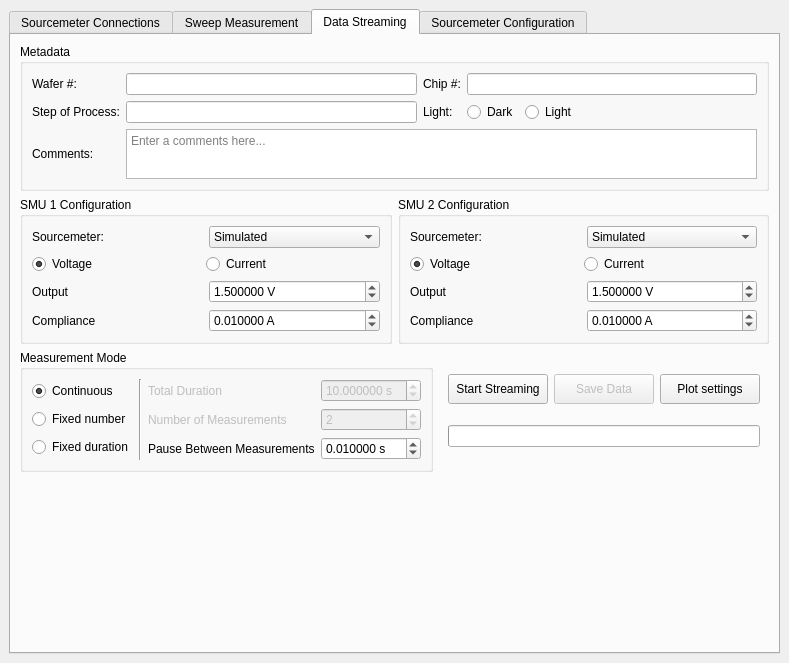
Before: the Qt Designer form main_window.ui in GavinSadler/asg-iv-getter, drawn with Qt 5.
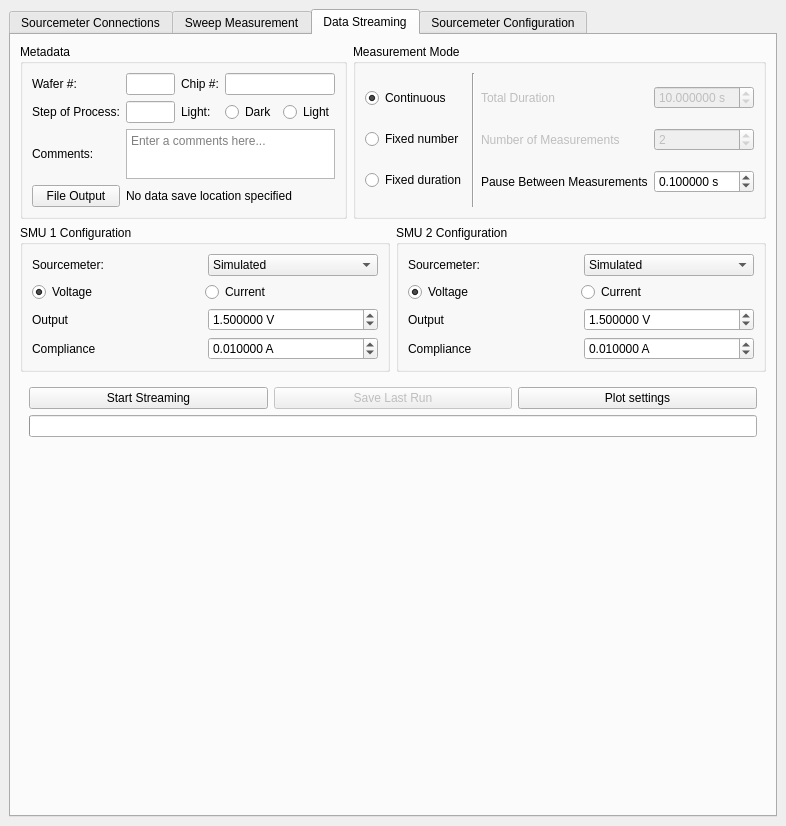
After: the same form once the commit is applied. The open tabs and pages were chosen to show the change. Icons and pictures are not drawn.

Commit message: Minimum viable product

Diff of the .ui file:
```diff
--- a/main_window.ui
+++ b/main_window.ui
@@ -6,8 +6,8 @@
    <rect>
     <x>0</x>
     <y>0</y>
-    <width>768</width>
-    <height>663</height>
+    <width>786</width>
+    <height>826</height>
    </rect>
   </property>
   <property name="windowTitle">
@@ -141,45 +141,6 @@
                    </property>
                   </widget>
                  </item>
-                 <item row="0" column="2">
-                  <widget class="QLabel" name="label_34">
-                   <property name="sizePolicy">
-                    <sizepolicy hsizetype="Preferred" vsizetype="Fixed">
-                     <horstretch>0</horstretch>
-                     <verstretch>0</verstretch>
-                    </sizepolicy>
-                   </property>
-                   <property name="text">
-                    <string>Chip #:</string>
-                   </property>
-                  </widget>
-                 </item>
-                 <item row="0" column="0">
-                  <widget class="QLabel" name="label_35">
-                   <property name="sizePolicy">
-                    <sizepolicy hsizetype="Preferred" vsizetype="Fixed">
-                     <horstretch>0</horstretch>
-                     <verstretch>0</verstretch>
-                    </sizepolicy>
-                   </property>
-                   <property name="text">
-                    <string>Wafer #:</string>
-                   </property>
-                  </widget>
-                 </item>
-                 <item row="2" column="1">
-                  <widget class="QLineEdit" name="sm_step_of_process"/>
-                 </item>
-                 <item row="0" column="1">
-                  <widget class="QLineEdit" name="sm_wafer_num"/>
-                 </item>
-                 <item row="4" column="0">
-                  <widget class="QLabel" name="label_36">
-                   <property name="text">
-                    <string>Comments:</string>
-                   </property>
-                  </widget>
-                 </item>
                  <item row="0" column="3">
                   <widget class="QLineEdit" name="sm_chip_num"/>
                  </item>
@@ -190,6 +151,22 @@
                    </property>
                   </widget>
                  </item>
+                 <item row="2" column="1">
+                  <widget class="QLineEdit" name="sm_step_of_process"/>
+                 </item>
+                 <item row="0" column="0">
+                  <widget class="QLabel" name="label_35">
+                   <property name="sizePolicy">
+                    <sizepolicy hsizetype="Preferred" vsizetype="Fixed">
+                     <horstretch>0</horstretch>
+                     <verstretch>0</verstretch>
+                    </sizepolicy>
+                   </property>
+                   <property name="text">
+                    <string>Wafer #:</string>
+                   </property>
+                  </widget>
+                 </item>
                  <item row="2" column="3">
                   <widget class="QWidget" name="widget_9" native="true">
                    <layout class="QHBoxLayout" name="horizontalLayout_28">
@@ -213,7 +190,7 @@
                      </widget>
                     </item>
                     <item>
-                     <widget class="QRadioButton" name="dm_light">
+                     <widget class="QRadioButton" name="sm_light">
                       <property name="text">
                        <string>Light</string>
                       </property>
@@ -235,6 +212,22 @@
                    </layout>
                   </widget>
                  </item>
+                 <item row="0" column="1">
+                  <widget class="QLineEdit" name="sm_wafer_num"/>
+                 </item>
+                 <item row="0" column="2">
+                  <widget class="QLabel" name="label_34">
+                   <property name="sizePolicy">
+                    <sizepolicy hsizetype="Preferred" vsizetype="Fixed">
+                     <horstretch>0</horstretch>
+                     <verstretch>0</verstretch>
+                    </sizepolicy>
+                   </property>
+                   <property name="text">
+                    <string>Chip #:</string>
+                   </property>
+                  </widget>
+                 </item>
                  <item row="4" column="1" colspan="3">
                   <widget class="QTextEdit" name="sm_comments">
                    <property name="sizePolicy">
@@ -246,7 +239,7 @@
                    <property name="maximumSize">
                     <size>
                      <width>16777215</width>
-                     <height>75</height>
+                     <height>50</height>
                     </size>
                    </property>
                    <property name="autoFillBackground">
@@ -257,6 +250,27 @@
                    </property>
                   </widget>
                  </item>
+                 <item row="4" column="0">
+                  <widget class="QLabel" name="label_36">
+                   <property name="text">
+                    <string>Comments:</string>
+                   </property>
+                  </widget>
+                 </item>
+                 <item row="5" column="0">
+                  <widget class="QPushButton" name="sm_data_path_button">
+                   <property name="text">
+                    <string>File Output</string>
+                   </property>
+                  </widget>
+                 </item>
+                 <item row="5" column="1" colspan="3">
+                  <widget class="QLabel" name="sm_data_path">
+                   <property name="text">
+                    <string>No data save location specified</string>
+                   </property>
+                  </widget>
+                 </item>
                 </layout>
                </item>
               </layout>
@@ -327,7 +341,7 @@
                     <enum>QAbstractSpinBox::StepType::AdaptiveDecimalStepType</enum>
                    </property>
                    <property name="value">
-                    <double>0.010000000000000</double>
+                    <double>0.100000000000000</double>
                    </property>
                   </widget>
                  </item>
@@ -393,7 +407,7 @@
                     <enum>QAbstractSpinBox::StepType::AdaptiveDecimalStepType</enum>
                    </property>
                    <property name="value">
-                    <double>0.010000000000000</double>
+                    <double>0.100000000000000</double>
                    </property>
                   </widget>
                  </item>
@@ -965,7 +979,7 @@
                  </size>
                 </property>
                 <property name="text">
-                 <string>Save Data</string>
+                 <string>Save Last Run</string>
                 </property>
                </widget>
               </item>
@@ -1027,6 +1041,8 @@
        </attribute>
        <layout class="QVBoxLayout" name="verticalLayout_16">
         <item>
+         <layout class="QHBoxLayout" name="horizontalLayout_2">
+          <item>
          <widget class="QGroupBox" name="ds_metadata">
           <property name="sizePolicy">
            <sizepolicy hsizetype="Preferred" vsizetype="Fixed">
@@ -1040,6 +1056,9 @@
           <layout class="QVBoxLayout" name="verticalLayout_15">
            <item>
             <layout class="QGridLayout" name="gridLayout_4">
+               <item row="0" column="3">
+                <widget class="QLineEdit" name="ds_chip_num"/>
+               </item>
              <item row="2" column="0">
               <widget class="QLabel" name="label_23">
                <property name="sizePolicy">
@@ -1053,19 +1072,6 @@
                </property>
               </widget>
              </item>
-             <item row="0" column="2">
-              <widget class="QLabel" name="label_24">
-               <property name="sizePolicy">
-                <sizepolicy hsizetype="Preferred" vsizetype="Fixed">
-                 <horstretch>0</horstretch>
-                 <verstretch>0</verstretch>
-                </sizepolicy>
-               </property>
-               <property name="text">
-                <string>Chip #:</string>
-               </property>
-              </widget>
-             </item>
              <item row="0" column="0">
               <widget class="QLabel" name="label_38">
                <property name="sizePolicy">
@@ -1079,12 +1085,6 @@
                </property>
               </widget>
              </item>
-             <item row="2" column="1">
-              <widget class="QLineEdit" name="ds_step_of_process"/>
-             </item>
-             <item row="0" column="1">
-              <widget class="QLineEdit" name="ds_wafer_num"/>
-             </item>
              <item row="4" column="0">
               <widget class="QLabel" name="label_39">
                <property name="text">
@@ -1092,9 +1092,6 @@
                </property>
               </widget>
              </item>
-             <item row="0" column="3">
-              <widget class="QLineEdit" name="ds_chip_num"/>
-             </item>
              <item row="2" column="2">
               <widget class="QLabel" name="label_40">
                <property name="text">
@@ -1147,6 +1144,19 @@
                </layout>
               </widget>
              </item>
+               <item row="0" column="2">
+                <widget class="QLabel" name="label_24">
+                 <property name="sizePolicy">
+                  <sizepolicy hsizetype="Preferred" vsizetype="Fixed">
+                   <horstretch>0</horstretch>
+                   <verstretch>0</verstretch>
+                  </sizepolicy>
+                 </property>
+                 <property name="text">
+                  <string>Chip #:</string>
+                 </property>
+                </widget>
+               </item>
              <item row="4" column="1" colspan="3">
               <widget class="QTextEdit" name="ds_comments">
                <property name="minimumSize">
@@ -1169,10 +1179,188 @@
                </property>
               </widget>
              </item>
+               <item row="2" column="1">
+                <widget class="QLineEdit" name="ds_step_of_process"/>
+               </item>
+               <item row="0" column="1">
+                <widget class="QLineEdit" name="ds_wafer_num"/>
+               </item>
+               <item row="5" column="0">
+                <widget class="QPushButton" name="ds_data_path_button">
+                 <property name="text">
+                  <string>File Output</string>
+                 </property>
+                </widget>
+               </item>
+               <item row="5" column="1" colspan="3">
+                <widget class="QLabel" name="ds_data_path">
+                 <property name="text">
+                  <string>No data save location specified</string>
+                 </property>
+                </widget>
+               </item>
             </layout>
            </item>
           </layout>
          </widget>
+          </item>
+          <item>
+           <widget class="QGroupBox" name="ds_measurement_config">
+            <property name="title">
+             <string>Measurement Mode</string>
+            </property>
+            <layout class="QHBoxLayout" name="horizontalLayout_29">
+             <item>
+              <layout class="QVBoxLayout" name="verticalLayout_12">
+               <item>
+                <widget class="QRadioButton" name="ds_continuous">
+                 <property name="text">
+                  <string>Continuous</string>
+                 </property>
+                 <property name="checked">
+                  <bool>true</bool>
+                 </property>
+                </widget>
+               </item>
+               <item>
+                <widget class="QRadioButton" name="ds_fixed_num">
+                 <property name="text">
+                  <string>Fixed number</string>
+                 </property>
+                 <property name="checked">
+                  <bool>false</bool>
+                 </property>
+                </widget>
+               </item>
+               <item>
+                <widget class="QRadioButton" name="ds_fixed_duration">
+                 <property name="text">
+                  <string>Fixed duration</string>
+                 </property>
+                </widget>
+               </item>
+              </layout>
+             </item>
+             <item>
+              <widget class="Line" name="line_4">
+               <property name="orientation">
+                <enum>Qt::Orientation::Vertical</enum>
+               </property>
+              </widget>
+             </item>
+             <item>
+              <layout class="QGridLayout" name="gridLayout_7">
+               <item row="2" column="1">
+                <widget class="QDoubleSpinBox" name="ds_measurement_pause">
+                 <property name="minimumSize">
+                  <size>
+                   <width>100</width>
+                   <height>0</height>
+                  </size>
+                 </property>
+                 <property name="suffix">
+                  <string> s</string>
+                 </property>
+                 <property name="decimals">
+                  <number>6</number>
+                 </property>
+                 <property name="maximum">
+                  <double>9999.000000000000000</double>
+                 </property>
+                 <property name="singleStep">
+                  <double>0.000001000000000</double>
+                 </property>
+                 <property name="stepType">
+                  <enum>QAbstractSpinBox::StepType::AdaptiveDecimalStepType</enum>
+                 </property>
+                 <property name="value">
+                  <double>0.100000000000000</double>
+                 </property>
+                </widget>
+               </item>
+               <item row="0" column="0">
+                <widget class="QLabel" name="ds_duration_label">
+                 <property name="enabled">
+                  <bool>false</bool>
+                 </property>
+                 <property name="text">
+                  <string>Total Duration</string>
+                 </property>
+                </widget>
+               </item>
+               <item row="0" column="1">
+                <widget class="QDoubleSpinBox" name="ds_duration">
+                 <property name="enabled">
+                  <bool>false</bool>
+                 </property>
+                 <property name="minimumSize">
+                  <size>
+                   <width>100</width>
+                   <height>0</height>
+                  </size>
+                 </property>
+                 <property name="suffix">
+                  <string> s</string>
+                 </property>
+                 <property name="decimals">
+                  <number>6</number>
+                 </property>
+                 <property name="maximum">
+                  <double>9999.000000000000000</double>
+                 </property>
+                 <property name="singleStep">
+                  <double>0.000001000000000</double>
+                 </property>
+                 <property name="stepType">
+                  <enum>QAbstractSpinBox::StepType::AdaptiveDecimalStepType</enum>
+                 </property>
+                 <property name="value">
+                  <double>10.000000000000000</double>
+                 </property>
+                </widget>
+               </item>
+               <item row="2" column="0">
+                <widget class="QLabel" name="label_21">
+                 <property name="text">
+                  <string>Pause Between Measurements</string>
+                 </property>
+                </widget>
+               </item>
+               <item row="1" column="1">
+                <widget class="QSpinBox" name="ds_num_measurements">
+                 <property name="enabled">
+                  <bool>false</bool>
+                 </property>
+                 <property name="minimumSize">
+                  <size>
+                   <width>100</width>
+                   <height>0</height>
+                  </size>
+                 </property>
+                 <property name="minimum">
+                  <number>1</number>
+                 </property>
+                 <property name="value">
+                  <number>2</number>
+                 </property>
+                </widget>
+               </item>
+               <item row="1" column="0">
+                <widget class="QLabel" name="ds_num_measurements_label">
+                 <property name="enabled">
+                  <bool>false</bool>
+                 </property>
+                 <property name="text">
+                  <string>Number of Measurements</string>
+                 </property>
+                </widget>
+               </item>
+              </layout>
+             </item>
+            </layout>
+           </widget>
+          </item>
+         </layout>
         </item>
         <item>
          <layout class="QHBoxLayout" name="horizontalLayout_22">
@@ -1517,215 +1705,33 @@
          </layout>
         </item>
         <item>
-         <layout class="QHBoxLayout" name="horizontalLayout_17">
-          <item>
-           <widget class="QGroupBox" name="ds_measurement_config">
-            <property name="sizePolicy">
-             <sizepolicy hsizetype="Preferred" vsizetype="Fixed">
-              <horstretch>0</horstretch>
-              <verstretch>0</verstretch>
-             </sizepolicy>
-            </property>
-            <property name="title">
-             <string>Measurement Mode</string>
-            </property>
-            <layout class="QHBoxLayout" name="horizontalLayout_29">
-             <item>
-              <layout class="QVBoxLayout" name="verticalLayout_12">
-               <item>
-                <widget class="QRadioButton" name="ds_continuous">
-                 <property name="text">
-                  <string>Continuous</string>
-                 </property>
-                 <property name="checked">
-                  <bool>true</bool>
-                 </property>
-                </widget>
-               </item>
-               <item>
-                <widget class="QRadioButton" name="ds_fixed_num">
-                 <property name="text">
-                  <string>Fixed number</string>
-                 </property>
-                 <property name="checked">
-                  <bool>false</bool>
-                 </property>
-                </widget>
-               </item>
-               <item>
-                <widget class="QRadioButton" name="ds_fixed_duration">
-                 <property name="text">
-                  <string>Fixed duration</string>
-                 </property>
-                </widget>
-               </item>
-              </layout>
-             </item>
-             <item>
-              <widget class="Line" name="line_4">
-               <property name="orientation">
-                <enum>Qt::Orientation::Vertical</enum>
-               </property>
-              </widget>
-             </item>
-             <item>
-              <layout class="QGridLayout" name="gridLayout_7">
-               <item row="1" column="0">
-                <widget class="QLabel" name="ds_num_measurements_label">
-                 <property name="enabled">
-                  <bool>false</bool>
-                 </property>
-                 <property name="text">
-                  <string>Number of Measurements</string>
-                 </property>
-                </widget>
-               </item>
-               <item row="1" column="1">
-                <widget class="QSpinBox" name="ds_num_measurements">
-                 <property name="enabled">
-                  <bool>false</bool>
-                 </property>
-                 <property name="minimumSize">
-                  <size>
-                   <width>100</width>
-                   <height>0</height>
-                  </size>
-                 </property>
-                 <property name="minimum">
-                  <number>1</number>
-                 </property>
-                 <property name="value">
-                  <number>2</number>
-                 </property>
-                </widget>
-               </item>
-               <item row="2" column="1">
-                <widget class="QDoubleSpinBox" name="ds_measurement_pause">
-                 <property name="minimumSize">
-                  <size>
-                   <width>100</width>
-                   <height>0</height>
-                  </size>
-                 </property>
-                 <property name="suffix">
-                  <string> s</string>
-                 </property>
-                 <property name="decimals">
-                  <number>6</number>
-                 </property>
-                 <property name="maximum">
-                  <double>9999.000000000000000</double>
-                 </property>
-                 <property name="singleStep">
-                  <double>0.000001000000000</double>
-                 </property>
-                 <property name="stepType">
-                  <enum>QAbstractSpinBox::StepType::AdaptiveDecimalStepType</enum>
-                 </property>
-                 <property name="value">
-                  <double>0.010000000000000</double>
-                 </property>
-                </widget>
-               </item>
-               <item row="2" column="0">
-                <widget class="QLabel" name="label_21">
-                 <property name="text">
-                  <string>Pause Between Measurements</string>
-                 </property>
-                </widget>
-               </item>
-               <item row="0" column="0">
-                <widget class="QLabel" name="ds_duration_label">
-                 <property name="enabled">
-                  <bool>false</bool>
-                 </property>
-                 <property name="text">
-                  <string>Total Duration</string>
-                 </property>
-                </widget>
-               </item>
-               <item row="0" column="1">
-                <widget class="QDoubleSpinBox" name="ds_duration">
-                 <property name="enabled">
-                  <bool>false</bool>
-                 </property>
-                 <property name="minimumSize">
-                  <size>
-                   <width>100</width>
-                   <height>0</height>
-                  </size>
-                 </property>
-                 <property name="suffix">
-                  <string> s</string>
-                 </property>
-                 <property name="decimals">
-                  <number>6</number>
-                 </property>
-                 <property name="maximum">
-                  <double>9999.000000000000000</double>
-                 </property>
-                 <property name="singleStep">
-                  <double>0.000001000000000</double>
-                 </property>
-                 <property name="stepType">
-                  <enum>QAbstractSpinBox::StepType::AdaptiveDecimalStepType</enum>
-                 </property>
-                 <property name="value">
-                  <double>10.000000000000000</double>
-                 </property>
-                </widget>
-               </item>
-              </layout>
-             </item>
-            </layout>
-           </widget>
-          </item>
-          <item>
-           <widget class="QWidget" name="widget" native="true">
-            <layout class="QGridLayout" name="gridLayout_3">
-             <item row="1" column="1">
-              <widget class="QPushButton" name="ds_save_data">
-               <property name="enabled">
-                <bool>false</bool>
-               </property>
-               <property name="minimumSize">
-                <size>
-                 <width>100</width>
-                 <height>30</height>
-                </size>
-               </property>
-               <property name="text">
-                <string>Save Data</string>
-               </property>
-              </widget>
-             </item>
+         <widget class="QWidget" name="widget_3" native="true">
+          <layout class="QGridLayout" name="gridLayout_8">
              <item row="1" column="0">
               <widget class="QPushButton" name="ds_stream">
                <property name="enabled">
                 <bool>true</bool>
                </property>
-               <property name="minimumSize">
-                <size>
-                 <width>100</width>
-                 <height>30</height>
-                </size>
-               </property>
                <property name="text">
                 <string>Start Streaming</string>
                </property>
               </widget>
              </item>
+           <item row="1" column="1">
+            <widget class="QPushButton" name="ds_save_data">
+             <property name="enabled">
+              <bool>false</bool>
+             </property>
+             <property name="text">
+              <string>Save Last Run</string>
+             </property>
+            </widget>
+           </item>
              <item row="1" column="2">
               <widget class="QPushButton" name="ds_plot_settings">
                <property name="enabled">
                 <bool>true</bool>
                </property>
-               <property name="minimumSize">
-                <size>
-                 <width>100</width>
-                 <height>30</height>
-                </size>
-               </property>
                <property name="text">
                 <string>Plot settings</string>
                </property>
@@ -1743,8 +1749,6 @@
              </item>
             </layout>
            </widget>
-          </item>
-         </layout>
         </item>
         <item>
          <widget class="QWidget" name="ds_plot_container" native="true">
```
Lines whose indentation alone changed are shown as unchanged. The commit also changes 12 other files.
